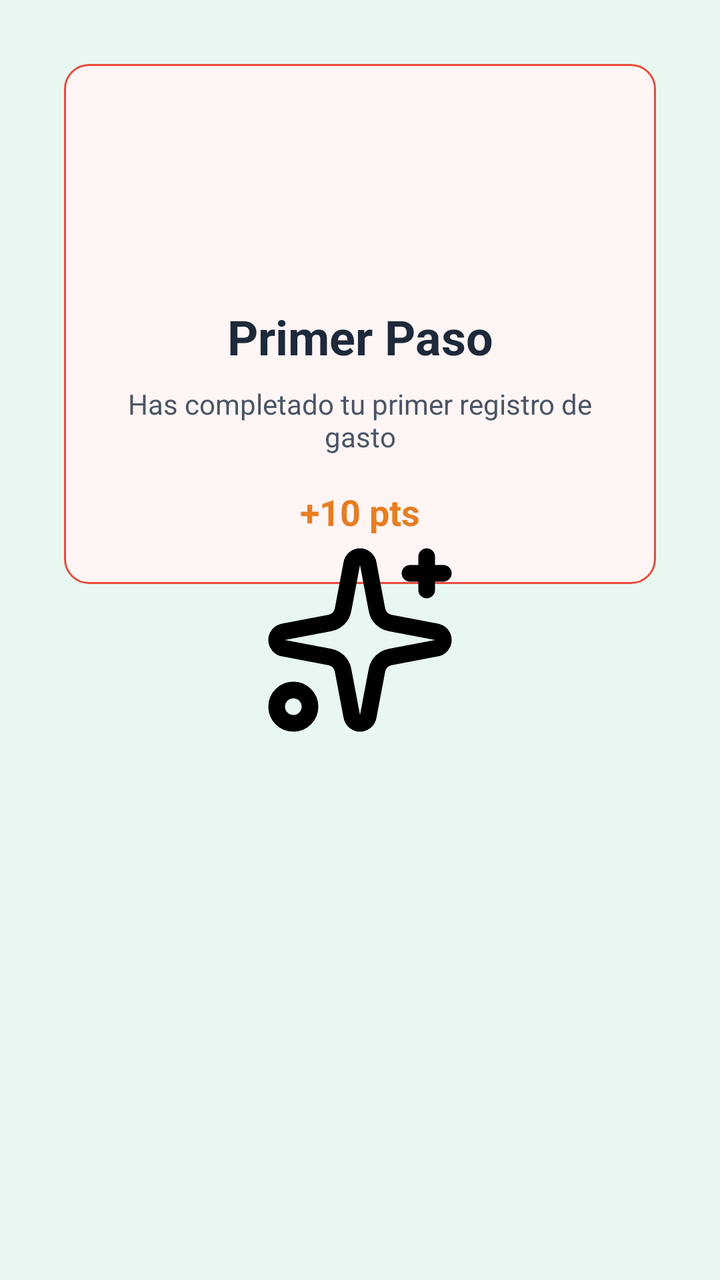
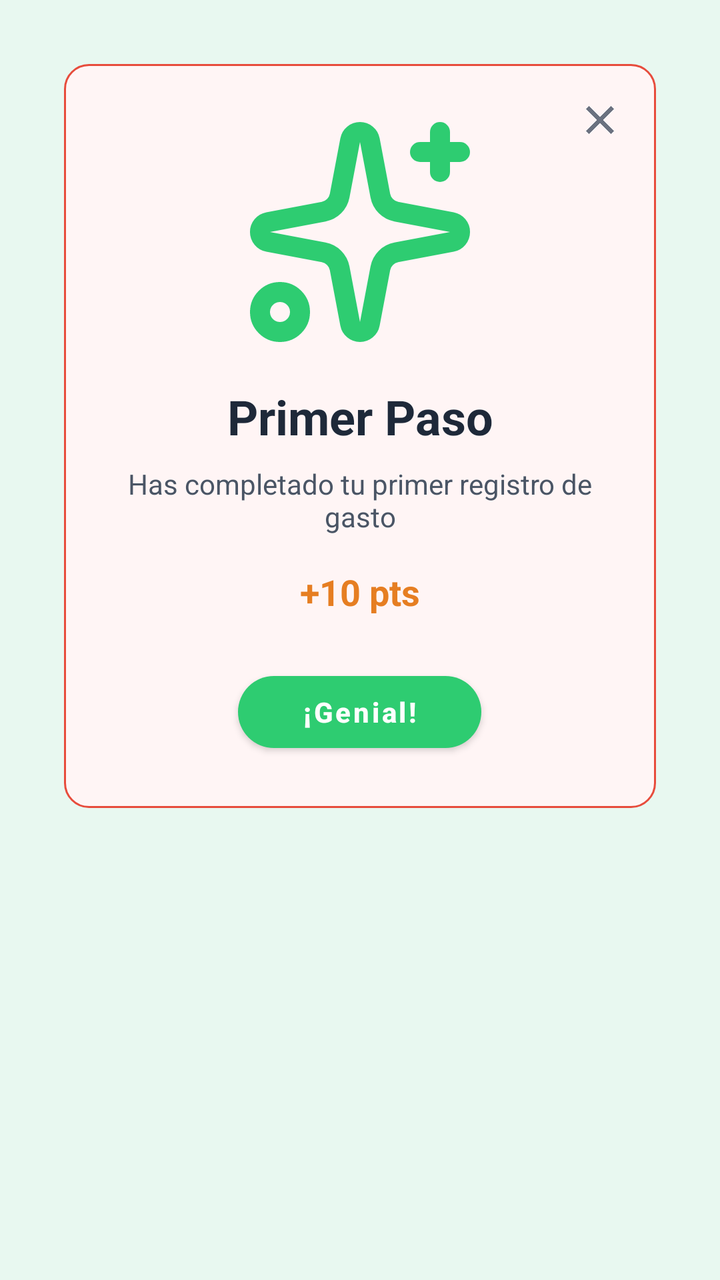

Screens rendered from an Android XML layout before and after an edit, with the pre-edit source and the edit as a unified diff.
<!-- AndroidManifest.xml: application theme Theme.Equilibra -->
<!-- res/layout/dialog_achievement_unlock.xml -->
<?xml version="1.0" encoding="utf-8"?>
<FrameLayout xmlns:android="http://schemas.android.com/apk/res/android"
    android:layout_width="match_parent"
    android:layout_height="wrap_content"
    android:padding="32dp">

    
    <LinearLayout
        android:layout_width="match_parent"
        android:layout_height="wrap_content"
        android:orientation="vertical"
        android:gravity="center"
        android:background="@drawable/bg_impact_warning"
        android:padding="24dp">

        
        <ImageView
            android:id="@+id/achievement_icon"
            android:layout_width="80dp"
            android:layout_height="80dp"
            android:layout_marginBottom="16dp"
            android:scaleType="centerInside"
            android:contentDescription="@string/achievement_icon" />

        
        <TextView
            android:id="@+id/achievement_title"
            android:layout_width="match_parent"
            android:layout_height="wrap_content"
            android:text="Primer Paso"
            android:textSize="24sp"
            android:textStyle="bold"
            android:textColor="@color/text_primary"
            android:textAlignment="center"
            android:layout_marginBottom="8dp" />

        
        <TextView
            android:id="@+id/achievement_description"
            android:layout_width="match_parent"
            android:layout_height="wrap_content"
            android:text="Has completado tu primer registro de gasto"
            android:textSize="14sp"
            android:textColor="@color/text_secondary"
            android:textAlignment="center"
            android:layout_marginBottom="16dp" />

        
        <TextView
            android:id="@+id/achievement_points"
            android:layout_width="match_parent"
            android:layout_height="wrap_content"
            android:text="+10 pts"
            android:textSize="18sp"
            android:textStyle="bold"
            android:textColor="@color/accent"
            android:textAlignment="center" />

    </LinearLayout>

    
    <View
        android:id="@+id/sparkles"
        android:layout_width="100dp"
        android:layout_height="100dp"
        android:layout_gravity="center"
        android:background="@drawable/ic_onb_sparkles" />

</FrameLayout>
<!-- resources referenced by this layout -->
<resources>
  <color name="accent">#E67E22</color>
  <color name="text_primary">#1E2939</color>
  <color name="text_secondary">#4A5565</color>
  <!-- drawable bg_impact_warning (drawable) -->
  <?xml version="1.0" encoding="utf-8"?>
  <shape xmlns:android="http://schemas.android.com/apk/res/android"
      android:shape="rectangle">
  
      <solid android:color="@color/errorLight" />
  
      <corners android:radius="12dp" />
  
      <stroke
          android:width="1dp"
          android:color="@color/error" />
  
  </shape>
  <!-- drawable ic_onb_sparkles (drawable) -->
  ﻿<vector xmlns:android="http://schemas.android.com/apk/res/android"
      android:width="24dp" android:height="24dp"
      android:viewportWidth="24" android:viewportHeight="24">  <path android:fillColor="#00000000" android:strokeColor="#FF000000" android:strokeWidth="2" android:strokeLineCap="round" android:strokeLineJoin="round" android:pathData="M11.017 2.814a1 1 0 0 1 1.966 0l1.051 5.558a2 2 0 0 0 1.594 1.594l5.558 1.051a1 1 0 0 1 0 1.966l-5.558 1.051a2 2 0 0 0-1.594 1.594l-1.051 5.558a1 1 0 0 1-1.966 0l-1.051-5.558a2 2 0 0 0-1.594-1.594l-5.558-1.051a1 1 0 0 1 0-1.966l5.558-1.051a2 2 0 0 0 1.594-1.594z" />
    <path android:fillColor="#00000000" android:strokeColor="#FF000000" android:strokeWidth="2" android:strokeLineCap="round" android:strokeLineJoin="round" android:pathData="M20 2v4" />
    <path android:fillColor="#00000000" android:strokeColor="#FF000000" android:strokeWidth="2" android:strokeLineCap="round" android:strokeLineJoin="round" android:pathData="M22 4h-4" />
    <path android:fillColor="#00000000" android:strokeColor="#FF000000" android:strokeWidth="2" android:strokeLineCap="round" android:strokeLineJoin="round" android:pathData="M 2 20 a 2 2 0 1 0 4 0 a 2 2 0 1 0 -4 0" />
  </vector>
  <string name="achievement_icon">Icono de logro</string>
  <style name="Theme.Equilibra" parent="Theme.MaterialComponents.DayNight.NoActionBar">
          <item name="colorPrimary">@color/primary_main</item>
          <item name="colorPrimaryVariant">@color/primary_light</item>
          <item name="colorOnPrimary">@color/white</item>
  
          <item name="colorSecondary">@color/secondary_main</item>
          <item name="colorSecondaryVariant">@color/secondary_light</item>
          <item name="colorOnSecondary">@color/white</item>
  
          <item name="android:statusBarColor">@color/primary_light</item>
          <item name="android:windowBackground">@color/primary_lightest</item>
  
          <item name="colorAccent">@color/accent_main</item>
      </style>
  <color name="errorLight">#FFF5F5</color>
  <color name="error">#E74C3C</color>
  <color name="primary_main">#2ECC71</color>
  <color name="primary_light">#27AE60</color>
  <color name="white">#FFFFFF</color>
  <color name="secondary_main">#3498DB</color>
  <color name="secondary_light">#5DADE2</color>
  <color name="primary_lightest">#E8F8F0</color>
  <color name="accent_main">#E67E22</color>
</resources>

<!-- the commit's change to res/layout/dialog_achievement_unlock.xml (unified diff, before → after) -->
@@ -1,11 +1,14 @@
 <?xml version="1.0" encoding="utf-8"?>
 <FrameLayout xmlns:android="http://schemas.android.com/apk/res/android"
+    xmlns:app="http://schemas.android.com/apk/res-auto"
+    android:id="@+id/dialog_container"
     android:layout_width="match_parent"
     android:layout_height="wrap_content"
     android:padding="32dp">
 
     
     <LinearLayout
+        android:id="@+id/dialog_box"
         android:layout_width="match_parent"
         android:layout_height="wrap_content"
         android:orientation="vertical"
@@ -14,13 +17,31 @@
         android:padding="24dp">
 
         
-        <ImageView
-            android:id="@+id/achievement_icon"
-            android:layout_width="80dp"
-            android:layout_height="80dp"
-            android:layout_marginBottom="16dp"
-            android:scaleType="centerInside"
-            android:contentDescription="@string/achievement_icon" />
+        <FrameLayout
+            android:layout_width="wrap_content"
+            android:layout_height="wrap_content"
+            android:layout_marginBottom="16dp">
+
+            
+            <ImageView
+                android:id="@+id/sparkles"
+                android:layout_width="120dp"
+                android:layout_height="120dp"
+                android:layout_gravity="center"
+                android:src="@drawable/ic_onb_sparkles"
+                app:tint="@color/primary"/>
+
+            
+            <ImageView
+                android:id="@+id/achievement_icon"
+                android:layout_width="80dp"
+                android:layout_height="80dp"
+                android:layout_gravity="center"
+                android:scaleType="centerInside"
+                app:tint="@color/primary"
+                android:contentDescription="@string/achievement_icon" />
+
+        </FrameLayout>
 
         
         <TextView
@@ -54,16 +75,35 @@
             android:textSize="18sp"
             android:textStyle="bold"
             android:textColor="@color/accent"
-            android:textAlignment="center" />
+            android:textAlignment="center"
+            android:layout_marginBottom="24dp" />
+
+        
+        <com.google.android.material.button.MaterialButton
+            android:id="@+id/btn_awesome"
+            android:layout_width="wrap_content"
+            android:layout_height="wrap_content"
+            android:text="@string/awesome"
+            android:textColor="@color/white"
+            app:backgroundTint="@color/primary"
+            app:cornerRadius="24dp"
+            android:paddingStart="32dp"
+            android:paddingEnd="32dp"
+            android:textAllCaps="false"
+            android:textStyle="bold" />
 
     </LinearLayout>
 
     
-    <View
-        android:id="@+id/sparkles"
-        android:layout_width="100dp"
-        android:layout_height="100dp"
-        android:layout_gravity="center"
-        android:background="@drawable/ic_onb_sparkles" />
+    <ImageButton
+        android:id="@+id/btn_close"
+        android:layout_width="40dp"
+        android:layout_height="40dp"
+        android:layout_gravity="top|end"
+        android:layout_margin="8dp"
+        android:background="?attr/selectableItemBackgroundBorderless"
+        android:src="@drawable/ic_close"
+        app:tint="@color/gray_500"
+        android:contentDescription="@string/close" />
 
 </FrameLayout>
<!-- resource entries referenced after the edit -->
@@ -1,6 +1,8 @@
 <!-- resources referenced by this layout -->
 <resources>
   <color name="accent">#E67E22</color>
+  <color name="gray_500">#6B7280</color>
+  <color name="primary">#2ECC71</color>
   <color name="text_primary">#1E2939</color>
   <color name="text_secondary">#4A5565</color>
   <!-- drawable bg_impact_warning (drawable) -->
@@ -17,6 +19,17 @@
           android:color="@color/error" />
   
   </shape>
+  <!-- drawable ic_close (drawable) -->
+  <?xml version="1.0" encoding="utf-8"?>
+  <vector xmlns:android="http://schemas.android.com/apk/res/android"
+      android:width="24dp"
+      android:height="24dp"
+      android:viewportWidth="24"
+      android:viewportHeight="24">
+      <path
+          android:fillColor="#000000"
+          android:pathData="M19,6.41L17.59,5 12,10.59 6.41,5 5,6.41 10.59,12 5,17.59 6.41,19 12,13.41 17.59,19 19,17.59 13.41,12z"/>
+  </vector>
   <!-- drawable ic_onb_sparkles (drawable) -->
   ﻿<vector xmlns:android="http://schemas.android.com/apk/res/android"
       android:width="24dp" android:height="24dp"
@@ -26,6 +39,8 @@
     <path android:fillColor="#00000000" android:strokeColor="#FF000000" android:strokeWidth="2" android:strokeLineCap="round" android:strokeLineJoin="round" android:pathData="M 2 20 a 2 2 0 1 0 4 0 a 2 2 0 1 0 -4 0" />
   </vector>
   <string name="achievement_icon">Icono de logro</string>
+  <string name="awesome">¡Genial!</string>
+  <string name="close">Cerrar</string>
   <style name="Theme.Equilibra" parent="Theme.MaterialComponents.DayNight.NoActionBar">
           <item name="colorPrimary">@color/primary_main</item>
           <item name="colorPrimaryVariant">@color/primary_light</item>
